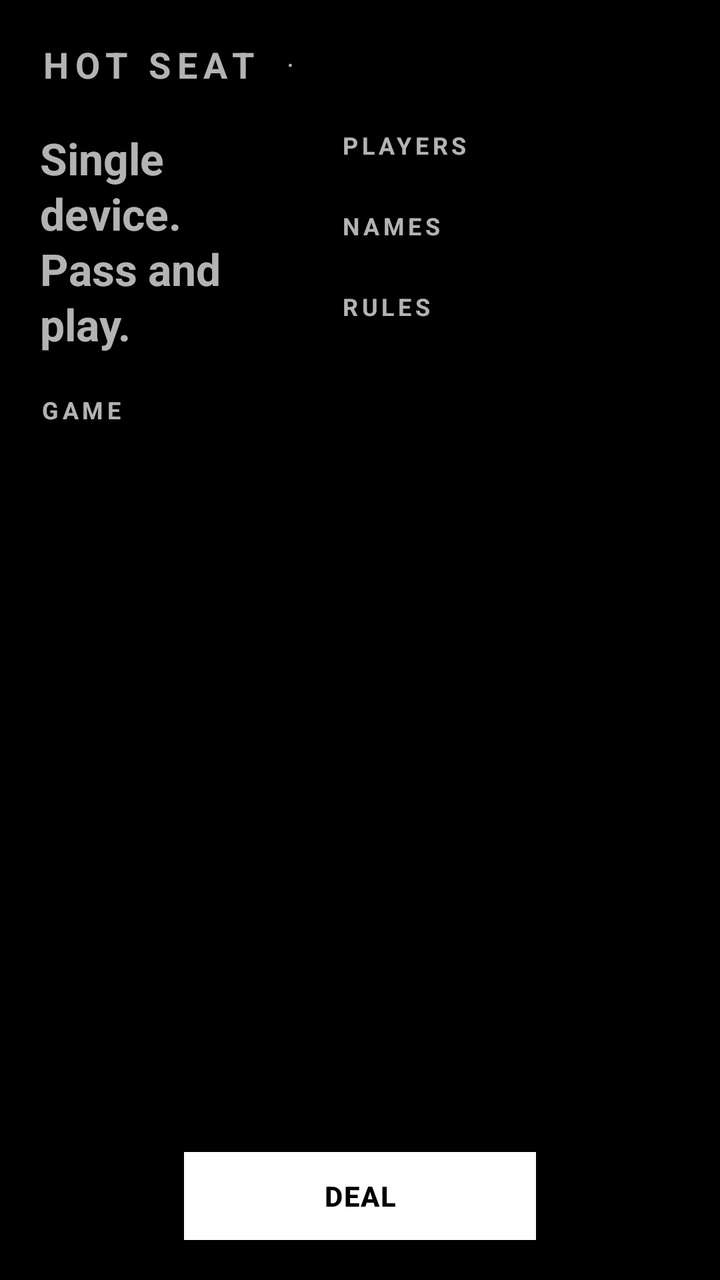
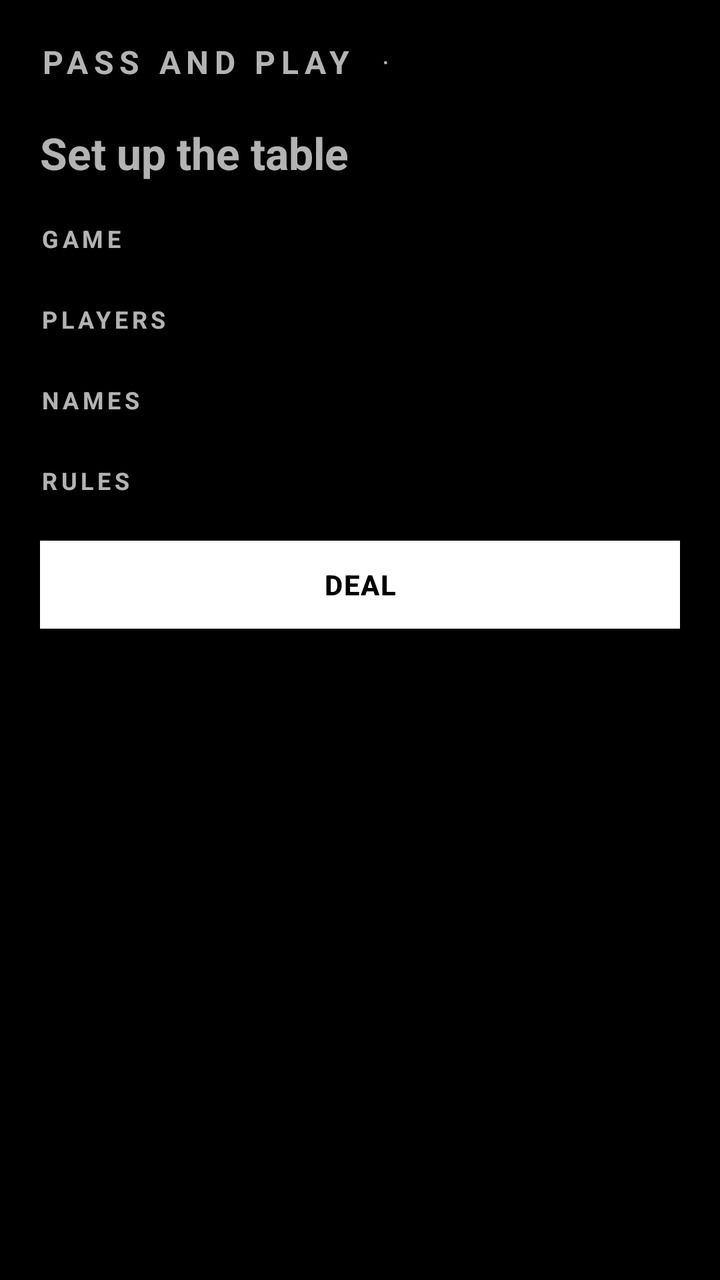

Compare the two renders of this Android layout. The source of the first and the diff that turns it into the second are given below.
<!-- AndroidManifest.xml: application theme Theme.CardClash.Dev -->
<!-- res/layout/activity_hotseat_setup.xml -->
<?xml version="1.0" encoding="utf-8"?>
<androidx.constraintlayout.widget.ConstraintLayout
    xmlns:android="http://schemas.android.com/apk/res/android"
    xmlns:app="http://schemas.android.com/apk/res-auto"
    android:layout_width="match_parent"
    android:layout_height="match_parent"
    android:padding="20dp">

    <LinearLayout
        android:id="@+id/topbar"
        android:layout_width="0dp"
        android:layout_height="wrap_content"
        android:orientation="horizontal"
        android:gravity="center_vertical"
        app:layout_constraintTop_toTopOf="parent"
        app:layout_constraintStart_toStartOf="parent"
        app:layout_constraintEnd_toEndOf="parent">

        <TextView
            android:id="@+id/topbarTitle"
            android:layout_width="wrap_content"
            android:layout_height="wrap_content"
            android:text="HOT SEAT"
            android:letterSpacing="0.18"
            android:textStyle="bold"
            android:textSize="18sp" />

        <TextView
            android:id="@+id/topbarDot"
            android:layout_width="wrap_content"
            android:layout_height="wrap_content"
            android:text="  ·  "
            android:textSize="14sp"
            android:layout_marginStart="8dp" />

        <TextView
            android:id="@+id/topbarSubtitle"
            android:layout_width="0dp"
            android:layout_height="wrap_content"
            android:layout_weight="1"
            android:text=""
            android:letterSpacing="0.16"
            android:textStyle="bold"
            android:textSize="13sp" />
    </LinearLayout>

    <ScrollView
        android:id="@+id/leftCol"
        android:layout_width="0dp"
        android:layout_height="0dp"
        android:fillViewport="true"
        app:layout_constraintTop_toBottomOf="@id/topbar"
        app:layout_constraintBottom_toTopOf="@id/btnStart"
        app:layout_constraintStart_toStartOf="parent"
        app:layout_constraintEnd_toStartOf="@id/rightCol"
        app:layout_constraintHorizontal_weight="1"
        app:layout_constraintWidth_percent="0.42"
        android:layout_marginTop="20dp"
        android:layout_marginEnd="16dp"
        android:layout_marginBottom="20dp">

        <LinearLayout
            android:layout_width="match_parent"
            android:layout_height="wrap_content"
            android:orientation="vertical">

            <TextView
                android:id="@+id/heroTitle"
                android:layout_width="wrap_content"
                android:layout_height="wrap_content"
                android:text="Single device.\nPass and play."
                android:textSize="22sp"
                android:textStyle="bold"
                android:lineSpacingExtra="2dp"
                android:layout_marginBottom="20dp" />

            <TextView
                android:layout_width="wrap_content"
                android:layout_height="wrap_content"
                android:text="GAME"
                android:letterSpacing="0.16"
                android:textSize="12sp"
                android:textStyle="bold"
                android:layout_marginBottom="6dp" />

            <LinearLayout
                android:id="@+id/gamePicker"
                android:layout_width="match_parent"
                android:layout_height="wrap_content"
                android:orientation="horizontal" />
        </LinearLayout>
    </ScrollView>

    <ScrollView
        android:id="@+id/rightCol"
        android:layout_width="0dp"
        android:layout_height="0dp"
        android:fillViewport="true"
        app:layout_constraintTop_toBottomOf="@id/topbar"
        app:layout_constraintBottom_toTopOf="@id/btnStart"
        app:layout_constraintStart_toEndOf="@id/leftCol"
        app:layout_constraintEnd_toEndOf="parent"
        app:layout_constraintHorizontal_weight="1"
        android:layout_marginTop="20dp"
        android:layout_marginBottom="20dp">

        <LinearLayout
            android:layout_width="match_parent"
            android:layout_height="wrap_content"
            android:orientation="vertical">

            <TextView
                android:layout_width="wrap_content"
                android:layout_height="wrap_content"
                android:text="PLAYERS"
                android:letterSpacing="0.16"
                android:textSize="12sp"
                android:textStyle="bold"
                android:layout_marginBottom="6dp" />

            <LinearLayout
                android:id="@+id/countPicker"
                android:layout_width="match_parent"
                android:layout_height="wrap_content"
                android:orientation="horizontal"
                android:layout_marginBottom="18dp" />

            <TextView
                android:layout_width="wrap_content"
                android:layout_height="wrap_content"
                android:text="NAMES"
                android:letterSpacing="0.16"
                android:textSize="12sp"
                android:textStyle="bold"
                android:layout_marginBottom="6dp" />

            <LinearLayout
                android:id="@+id/nameRows"
                android:layout_width="match_parent"
                android:layout_height="wrap_content"
                android:orientation="vertical"
                android:layout_marginBottom="18dp" />

            <TextView
                android:id="@+id/rulesHeader"
                android:layout_width="wrap_content"
                android:layout_height="wrap_content"
                android:text="RULES"
                android:letterSpacing="0.16"
                android:textSize="12sp"
                android:textStyle="bold"
                android:layout_marginBottom="2dp" />

            <LinearLayout
                android:id="@+id/schemaContainer"
                android:layout_width="match_parent"
                android:layout_height="wrap_content"
                android:orientation="vertical" />
        </LinearLayout>
    </ScrollView>

    <Button
        android:id="@+id/btnStart"
        android:layout_width="0dp"
        android:layout_height="wrap_content"
        android:text="DEAL"
        app:layout_constraintBottom_toBottomOf="parent"
        app:layout_constraintStart_toStartOf="parent"
        app:layout_constraintEnd_toEndOf="parent"
        app:layout_constraintWidth_percent="0.55" />

</androidx.constraintlayout.widget.ConstraintLayout>
<!-- resources referenced by this layout -->
<resources>
  <style name="Theme.CardClash.Dev" parent="Theme.MaterialComponents.NoActionBar">
          <item name="colorPrimary">@color/dev_text_primary</item>
          <item name="colorPrimaryVariant">@color/dev_text_primary</item>
          <item name="colorOnPrimary">@color/dev_background</item>
          <item name="colorSecondary">@color/dev_text_primary</item>
          <item name="colorOnSecondary">@color/dev_background</item>
          <item name="android:colorBackground">@color/dev_background</item>
          <item name="colorSurface">@color/dev_surface</item>
          <item name="colorOnSurface">@color/dev_text_primary</item>
          <item name="android:windowBackground">@color/dev_background</item>
          <item name="android:statusBarColor">@color/dev_background</item>
          <item name="android:navigationBarColor">@color/dev_background</item>
          <item name="android:textColorPrimary">@color/dev_text_primary</item>
          <item name="android:textColorSecondary">@color/dev_text_secondary</item>
          <item name="android:textColorHint">@color/dev_text_hint</item>
          <item name="android:fontFamily">sans-serif</item>
          <item name="materialButtonStyle">@style/CC.Button.Dev</item>
          <item name="switchStyle">@style/CC.Switch.Dev</item>
          <item name="android:switchStyle">@style/CC.Switch.Dev</item>
      </style>
  <color name="dev_text_primary">#FFFFFF</color>
  <color name="dev_background">#000000</color>
  <color name="dev_surface">#111111</color>
  <color name="dev_text_secondary">#B0B0B0</color>
  <color name="dev_text_hint">#666666</color>
  <style name="CC.Button.Dev" parent="Widget.MaterialComponents.Button">
          <item name="backgroundTint">@null</item>
          <item name="android:background">@drawable/bg_btn_primary_dev</item>
          <item name="android:textColor">@color/dev_btn_text</item>
          <item name="cornerRadius">0dp</item>
          <item name="android:fontFamily">sans-serif-medium</item>
          <item name="android:letterSpacing">0.04</item>
          <item name="android:textAllCaps">false</item>
          <item name="android:textStyle">bold</item>
          <item name="android:textSize">14sp</item>
          <item name="android:minHeight">44dp</item>
          <item name="android:minWidth">72dp</item>
          <item name="android:paddingLeft">14dp</item>
          <item name="android:paddingRight">14dp</item>
          <item name="elevation">0dp</item>
          <item name="rippleColor">@color/dev_pressed</item>
      </style>
  <style name="CC.Switch.Dev" parent="Widget.AppCompat.CompoundButton.Switch">
          <item name="android:thumbTint">@color/dev_text_primary</item>
          <item name="android:trackTint">@color/dev_surface_elev</item>
      </style>
  <!-- drawable bg_btn_primary_dev (drawable) -->
  <?xml version="1.0" encoding="utf-8"?>
  <selector xmlns:android="http://schemas.android.com/apk/res/android">
      <item android:state_enabled="false">
          <shape android:shape="rectangle">
              <solid android:color="@color/dev_disabled_bg" />
              <stroke android:width="2dp" android:color="@color/dev_disabled_text" />
              <corners android:radius="0dp" />
          </shape>
      </item>
      <item android:state_pressed="true">
          <shape android:shape="rectangle">
              <solid android:color="@color/dev_pressed" />
              <stroke android:width="2dp" android:color="@color/dev_text_primary" />
              <corners android:radius="0dp" />
          </shape>
      </item>
      <item>
          <shape android:shape="rectangle">
              <solid android:color="@color/dev_text_primary" />
              <stroke android:width="2dp" android:color="@color/dev_text_primary" />
              <corners android:radius="0dp" />
          </shape>
      </item>
  </selector>
  <color name="dev_pressed">#444444</color>
  <color name="dev_surface_elev">#1F1F1F</color>
  <color name="dev_disabled_bg">#222222</color>
  <color name="dev_disabled_text">#555555</color>
</resources>

<!-- the commit's change to res/layout/activity_hotseat_setup.xml (unified diff, before → after) -->
@@ -1,78 +1,65 @@
 <?xml version="1.0" encoding="utf-8"?>
-<androidx.constraintlayout.widget.ConstraintLayout
-    xmlns:android="http://schemas.android.com/apk/res/android"
-    xmlns:app="http://schemas.android.com/apk/res-auto"
+<ScrollView xmlns:android="http://schemas.android.com/apk/res/android"
     android:layout_width="match_parent"
     android:layout_height="match_parent"
-    android:padding="20dp">
+    android:fillViewport="true">
 
     <LinearLayout
-        android:id="@+id/topbar"
-        android:layout_width="0dp"
+        android:layout_width="match_parent"
         android:layout_height="wrap_content"
-        android:orientation="horizontal"
-        android:gravity="center_vertical"
-        app:layout_constraintTop_toTopOf="parent"
-        app:layout_constraintStart_toStartOf="parent"
-        app:layout_constraintEnd_toEndOf="parent">
+        android:orientation="vertical"
+        android:padding="20dp">
+
+        <LinearLayout
+            android:id="@+id/topbar"
+            android:layout_width="match_parent"
+            android:layout_height="wrap_content"
+            android:orientation="horizontal"
+            android:gravity="center_vertical">
+
+            <TextView
+                android:id="@+id/topbarTitle"
+                android:layout_width="wrap_content"
+                android:layout_height="wrap_content"
+                android:text="PASS AND PLAY"
+                android:letterSpacing="0.18"
+                android:textStyle="bold"
+                android:textSize="16sp" />
+
+            <TextView
+                android:id="@+id/topbarDot"
+                android:layout_width="wrap_content"
+                android:layout_height="wrap_content"
+                android:text="  ·  "
+                android:textSize="14sp"
+                android:layout_marginStart="8dp" />
+
+            <TextView
+                android:id="@+id/topbarSubtitle"
+                android:layout_width="0dp"
+                android:layout_height="wrap_content"
+                android:layout_weight="1"
+                android:text=""
+                android:letterSpacing="0.16"
+                android:textStyle="bold"
+                android:textSize="12sp" />
+        </LinearLayout>
 
         <TextView
-            android:id="@+id/topbarTitle"
+            android:id="@+id/heroTitle"
             android:layout_width="wrap_content"
             android:layout_height="wrap_content"
-            android:text="HOT SEAT"
-            android:letterSpacing="0.18"
+            android:text="Set up the table"
+            android:textSize="22sp"
             android:textStyle="bold"
-            android:textSize="18sp" />
-
-        <TextView
-            android:id="@+id/topbarDot"
-            android:layout_width="wrap_content"
-            android:layout_height="wrap_content"
-            android:text="  ·  "
-            android:textSize="14sp"
-            android:layout_marginStart="8dp" />
-
-        <TextView
-            android:id="@+id/topbarSubtitle"
-            android:layout_width="0dp"
-            android:layout_height="wrap_content"
-            android:layout_weight="1"
-            android:text=""
-            android:letterSpacing="0.16"
-            android:textStyle="bold"
-            android:textSize="13sp" />
-    </LinearLayout>
-
-    <ScrollView
-        android:id="@+id/leftCol"
-        android:layout_width="0dp"
-        android:layout_height="0dp"
-        android:fillViewport="true"
-        app:layout_constraintTop_toBottomOf="@id/topbar"
-        app:layout_constraintBottom_toTopOf="@id/btnStart"
-        app:layout_constraintStart_toStartOf="parent"
-        app:layout_constraintEnd_toStartOf="@id/rightCol"
-        app:layout_constraintHorizontal_weight="1"
-        app:layout_constraintWidth_percent="0.42"
-        android:layout_marginTop="20dp"
-        android:layout_marginEnd="16dp"
-        android:layout_marginBottom="20dp">
+            android:layout_marginTop="20dp"
+            android:layout_marginBottom="20dp" />
 
         <LinearLayout
+            android:id="@+id/gameSection"
             android:layout_width="match_parent"
             android:layout_height="wrap_content"
             android:orientation="vertical">
-
-            <TextView
-                android:id="@+id/heroTitle"
-                android:layout_width="wrap_content"
-                android:layout_height="wrap_content"
-                android:text="Single device.\nPass and play."
-                android:textSize="22sp"
-                android:textStyle="bold"
-                android:lineSpacingExtra="2dp"
-                android:layout_marginBottom="20dp" />
 
             <TextView
                 android:layout_width="wrap_content"
@@ -87,86 +74,64 @@
                 android:id="@+id/gamePicker"
                 android:layout_width="match_parent"
                 android:layout_height="wrap_content"
-                android:orientation="horizontal" />
+                android:orientation="horizontal"
+                android:layout_marginBottom="18dp" />
         </LinearLayout>
-    </ScrollView>
 
-    <ScrollView
-        android:id="@+id/rightCol"
-        android:layout_width="0dp"
-        android:layout_height="0dp"
-        android:fillViewport="true"
-        app:layout_constraintTop_toBottomOf="@id/topbar"
-        app:layout_constraintBottom_toTopOf="@id/btnStart"
-        app:layout_constraintStart_toEndOf="@id/leftCol"
-        app:layout_constraintEnd_toEndOf="parent"
-        app:layout_constraintHorizontal_weight="1"
-        android:layout_marginTop="20dp"
-        android:layout_marginBottom="20dp">
+        <TextView
+            android:layout_width="wrap_content"
+            android:layout_height="wrap_content"
+            android:text="PLAYERS"
+            android:letterSpacing="0.16"
+            android:textSize="12sp"
+            android:textStyle="bold"
+            android:layout_marginBottom="6dp" />
 
         <LinearLayout
+            android:id="@+id/countPicker"
             android:layout_width="match_parent"
             android:layout_height="wrap_content"
-            android:orientation="vertical">
+            android:orientation="horizontal"
+            android:layout_marginBottom="18dp" />
 
-            <TextView
-                android:layout_width="wrap_content"
-                android:layout_height="wrap_content"
-                android:text="PLAYERS"
-                android:letterSpacing="0.16"
-                android:textSize="12sp"
-                android:textStyle="bold"
-                android:layout_marginBottom="6dp" />
+        <TextView
+            android:layout_width="wrap_content"
+            android:layout_height="wrap_content"
+            android:text="NAMES"
+            android:letterSpacing="0.16"
+            android:textSize="12sp"
+            android:textStyle="bold"
+            android:layout_marginBottom="6dp" />
 
-            <LinearLayout
-                android:id="@+id/countPicker"
-                android:layout_width="match_parent"
-                android:layout_height="wrap_content"
-                android:orientation="horizontal"
-                android:layout_marginBottom="18dp" />
+        <LinearLayout
+            android:id="@+id/nameRows"
+            android:layout_width="match_parent"
+            android:layout_height="wrap_content"
+            android:orientation="vertical"
+            android:layout_marginBottom="18dp" />
 
-            <TextView
-                android:layout_width="wrap_content"
-                android:layout_height="wrap_content"
-                android:text="NAMES"
-                android:letterSpacing="0.16"
-                android:textSize="12sp"
-                android:textStyle="bold"
-                android:layout_marginBottom="6dp" />
+        <TextView
+            android:id="@+id/rulesHeader"
+            android:layout_width="wrap_content"
+            android:layout_height="wrap_content"
+            android:text="RULES"
+            android:letterSpacing="0.16"
+            android:textSize="12sp"
+            android:textStyle="bold"
+            android:layout_marginBottom="2dp" />
 
-            <LinearLayout
-                android:id="@+id/nameRows"
-                android:layout_width="match_parent"
-                android:layout_height="wrap_content"
-                android:orientation="vertical"
-                android:layout_marginBottom="18dp" />
+        <LinearLayout
+            android:id="@+id/schemaContainer"
+            android:layout_width="match_parent"
+            android:layout_height="wrap_content"
+            android:orientation="vertical"
+            android:layout_marginBottom="20dp" />
 
-            <TextView
-                android:id="@+id/rulesHeader"
-                android:layout_width="wrap_content"
-                android:layout_height="wrap_content"
-                android:text="RULES"
-                android:letterSpacing="0.16"
-                android:textSize="12sp"
-                android:textStyle="bold"
-                android:layout_marginBottom="2dp" />
+        <Button
+            android:id="@+id/btnStart"
+            android:layout_width="match_parent"
+            android:layout_height="wrap_content"
+            android:text="DEAL" />
 
-            <LinearLayout
-                android:id="@+id/schemaContainer"
-                android:layout_width="match_parent"
-                android:layout_height="wrap_content"
-                android:orientation="vertical" />
-        </LinearLayout>
-    </ScrollView>
-
-    <Button
-        android:id="@+id/btnStart"
-        android:layout_width="0dp"
-        android:layout_height="wrap_content"
-        android:text="DEAL"
-        app:layout_constraintBottom_toBottomOf="parent"
-        app:layout_constraintStart_toStartOf="parent"
-        app:layout_constraintEnd_toEndOf="parent"
-        app:layout_constraintWidth_percent="0.55" />
-
-</androidx.constraintlayout.widget.ConstraintLayout>
+    </LinearLayout>
+</ScrollView>
